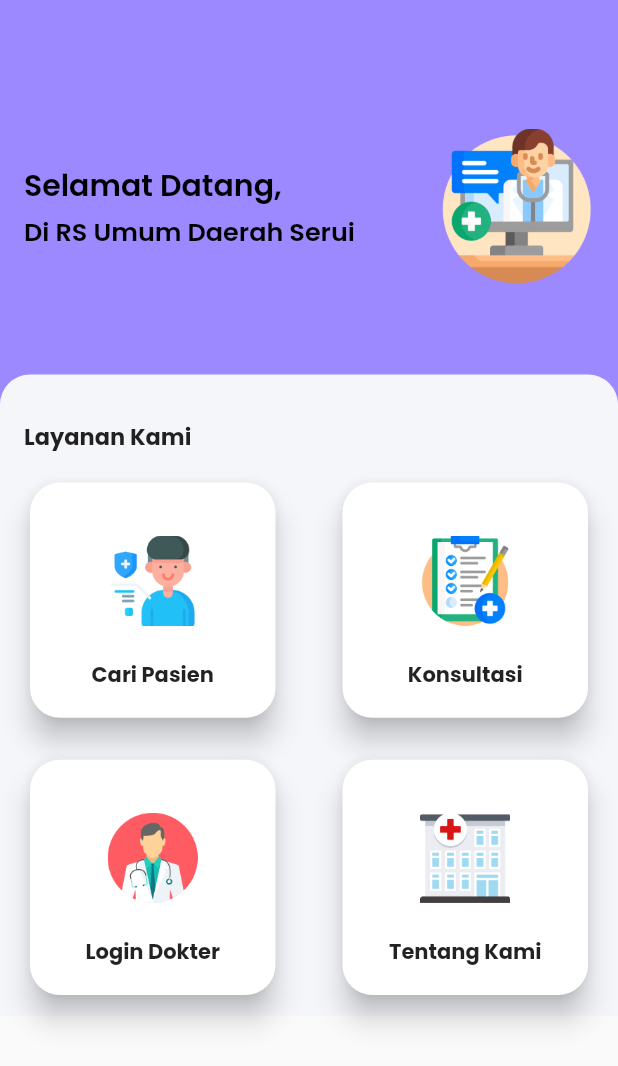
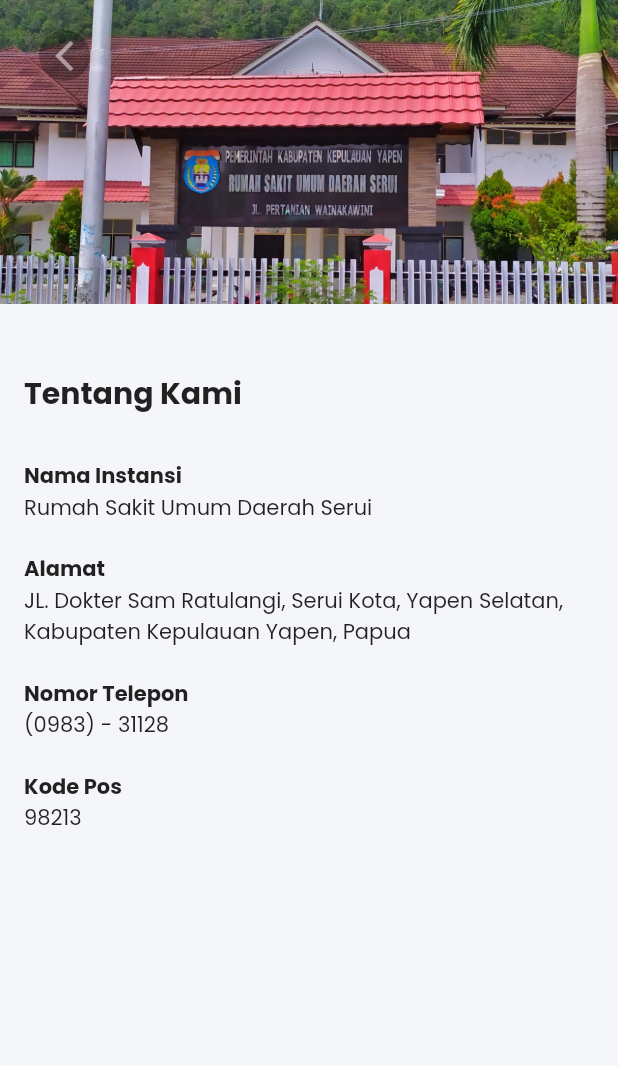
Before and after one commit to ardi7923/flutter-rumahsakit, a Flutter app: the screen it shows after launch, after a tap on "Tentang Kami", on a phone screen of 412 x 824 dp. Shown: the top 1066 px of the screen. Run offline on Flutter 3.47's test engine with Material 2 defaults, Android fonts, the phone set to English and light mode, and no system bars; our stand-ins replace flutter_spinkit, get, google_fonts, supercharged.

Commit message:
about us done

```diff
--- a/lib/layout/general_layout.dart
+++ b/lib/layout/general_layout.dart
@@ -7,6 +7,7 @@
   @override
   Widget build(BuildContext context) {
     return PublicLayout(
+
       appBar: AppBar(
         backgroundColor: primaryColor,
         elevation: 8,
--- a/lib/layout/public_layout.dart
+++ b/lib/layout/public_layout.dart
@@ -9,7 +9,7 @@
   @override
   Widget build(BuildContext context) {
     return Scaffold(
-
+      backgroundColor: backgroundColor,
       appBar: appBar,
       body: SafeArea(
 
--- /dev/null
+++ b/lib/screen/aboutus_screen.dart
@@ -0,0 +1,88 @@
+part of "screen.dart";
+
+class AboutusScreen extends StatefulWidget {
+  @override
+  _AboutusScreenState createState() => _AboutusScreenState();
+}
+
+class _AboutusScreenState extends State<AboutusScreen> {
+  @override
+  Widget build(BuildContext context) {
+    return PublicLayout(
+      child: SingleChildScrollView(
+        child: Stack(
+          children: [
+            Image.asset("assets/about_us.jpeg"),
+            Column(
+              crossAxisAlignment: CrossAxisAlignment.start,
+              children: [
+                Row(
+                  children: [
+                    InkWell(
+                      onTap: () {
+                        Get.offNamed("/home");
+                      },
+                      child: Container(
+                        padding: EdgeInsets.all(5),
+                        decoration: BoxDecoration(
+                            color: Colors.black.withOpacity(0.3),
+                            borderRadius: BorderRadius.circular(20)),
+                        margin: EdgeInsets.fromLTRB(26, 20, 0, 0),
+                        child: Icon(
+                          Icons.arrow_back_ios_new,
+                          color: Colors.white.withOpacity(0.5),
+                        ),
+                      ),
+                    ),
+                  ],
+                ),
+                SizedBox(
+                  height: MediaQuery.of(context).size.height / 4.5,
+                ),
+                Container(
+                  margin: EdgeInsets.symmetric(vertical: 10, horizontal: 16),
+                  child: Column(
+                    crossAxisAlignment: CrossAxisAlignment.start,
+                    children: [
+                      Text(
+                        "Tentang Kami",
+                        style: poppinsFont.copyWith(
+                            fontWeight: FontWeight.bold, fontSize: 20),
+                      ),
+                      SizedBox(height: 20),
+                      dataInformation(
+                          "Nama Instansi", "Rumah Sakit Umum Daerah Serui"),
+                      dataInformation("Alamat",
+                          "JL. Dokter Sam Ratulangi, Serui Kota, Yapen Selatan, Kabupaten Kepulauan Yapen, Papua"),
+                      dataInformation("Nomor Telepon", "(0983) - 31128"),
+                      dataInformation("Kode Pos", "98213")
+                    ],
+                  ),
+                )
+              ],
+            )
+          ],
+        ),
+      ),
+    );
+  }
+
+  Widget dataInformation(String title, value) {
+    return Container(
+      margin: EdgeInsets.symmetric(vertical: 10),
+      child: Column(
+        crossAxisAlignment: CrossAxisAlignment.start,
+        children: [
+          Text(
+            title,
+            style: poppinsFont.copyWith(fontWeight: FontWeight.bold),
+          ),
+          Text(
+            value,
+            style: poppinsFont,
+          )
+        ],
+      ),
+    );
+  }
+}
--- a/lib/screen/home_screen.dart
+++ b/lib/screen/home_screen.dart
@@ -58,14 +58,12 @@
                 height: MediaQuery.of(context).size.height / 3.3,
               ),
               Container(
-
                   width: double.infinity,
                   decoration: BoxDecoration(
                     color: backgroundColor,
                     borderRadius: BorderRadius.circular(20),
                   ),
                   child: Container(
-
                     margin: EdgeInsets.fromLTRB(16, 30, 16, 10),
                     child: Column(
                       mainAxisAlignment: MainAxisAlignment.start,
@@ -86,13 +84,14 @@
                               image: "assets/icons/patient.png",
                               title: "Cari Pasien",
                               onTap: () {
-                                Get.to(() => PatientScreen(),transition: Transition.zoom);
+                                Get.to(() => PatientScreen(),
+                                    transition: Transition.zoom);
                               },
                             ),
                             CardMenu(
                               image: "assets/icons/health-check.png",
                               title: "Konsultasi",
-                              onTap: (){
+                              onTap: () {
                                 Get.to(() => SigninScreen());
                               },
                             ),
@@ -107,13 +106,17 @@
                             CardMenu(
                               image: "assets/icons/doctor.png",
                               title: "Login Dokter",
-                              onTap: (){
-                                Get.to(SigninScreen());
+                              onTap: () {
+                                Get.to(() => SigninScreen());
                               },
                             ),
                             CardMenu(
                               image: "assets/icons/hospital.png",
                               title: "Tentang Kami",
+                              onTap: () {
+                                Get.to(() => AboutusScreen(),
+                                    transition: Transition.zoom);
+                              },
                             ),
                           ],
                         )
--- a/lib/screen/screen.dart
+++ b/lib/screen/screen.dart
@@ -12,3 +12,4 @@
 part 'patient_screen.dart';
 part 'patient_detail_screen.dart';
 part 'signin_screen.dart';
+part 'aboutus_screen.dart';
```
Also changed, not shown: assets/about_us.jpeg (added).
